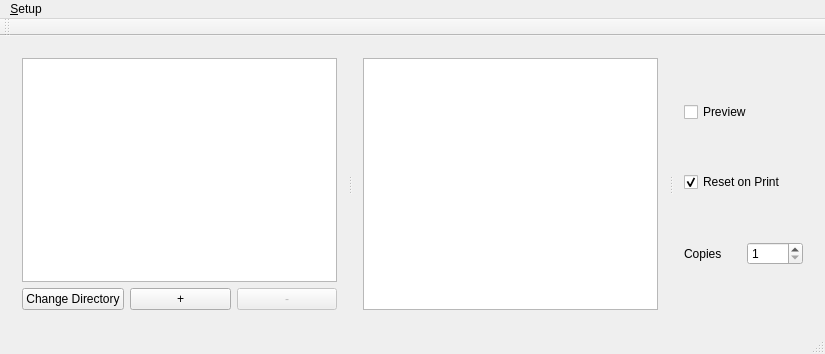
Above: mainwindow.ui from zaphodbe/SantaShip before the change. Below: the same form after it.
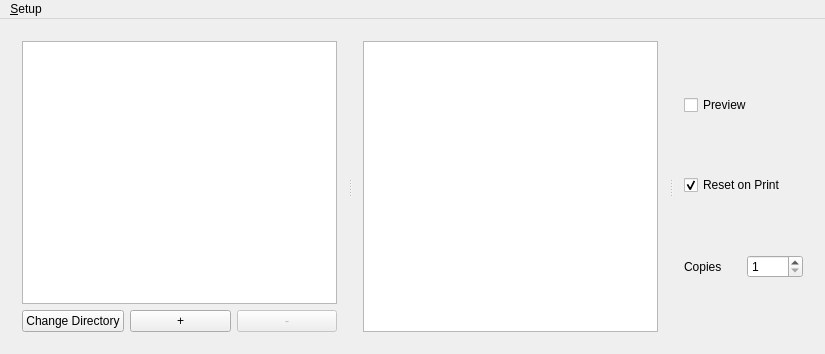
That is the form after the change.

Commit message: Changed preview layout to 4by3 aspect.  Still no displaying in preview window

Patch:
```diff
--- a/mainwindow.ui
+++ b/mainwindow.ui
@@ -167,15 +167,6 @@
    </widget>
    <addaction name="menuSetup"/>
   </widget>
-  <widget class="QToolBar" name="mainToolBar">
-   <attribute name="toolBarArea">
-    <enum>TopToolBarArea</enum>
-   </attribute>
-   <attribute name="toolBarBreak">
-    <bool>false</bool>
-   </attribute>
-  </widget>
-  <widget class="QStatusBar" name="statusBar"/>
   <action name="actionFull_Screen">
    <property name="checkable">
     <bool>true</bool>
```
The commit also changes 4 other files.
